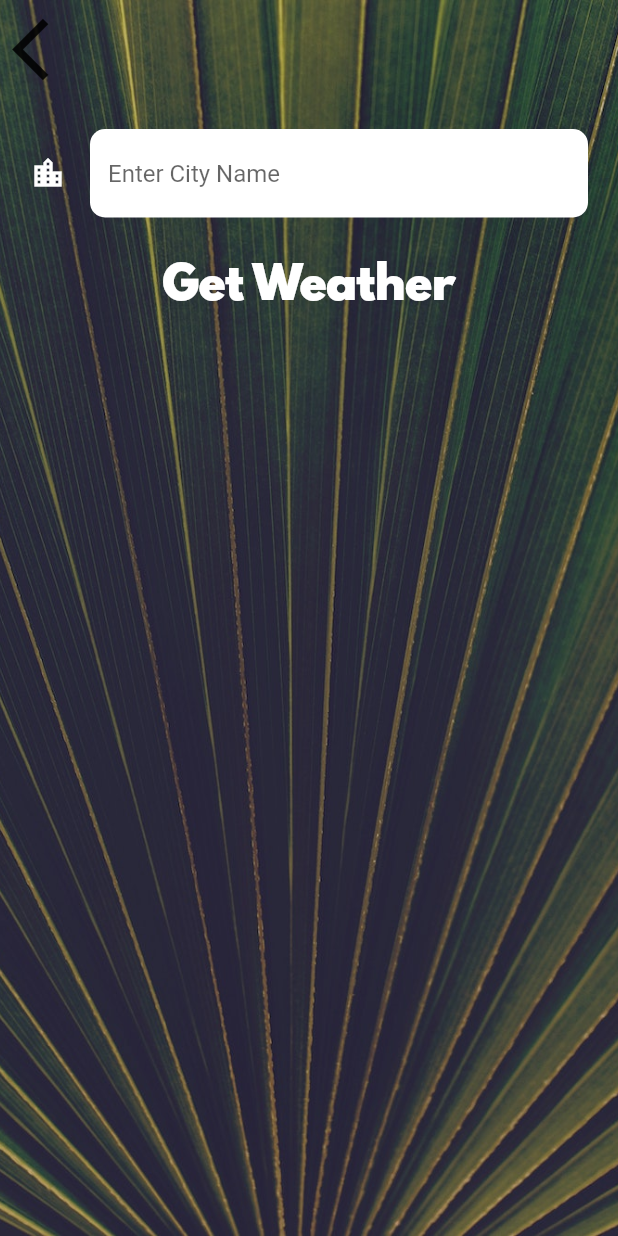
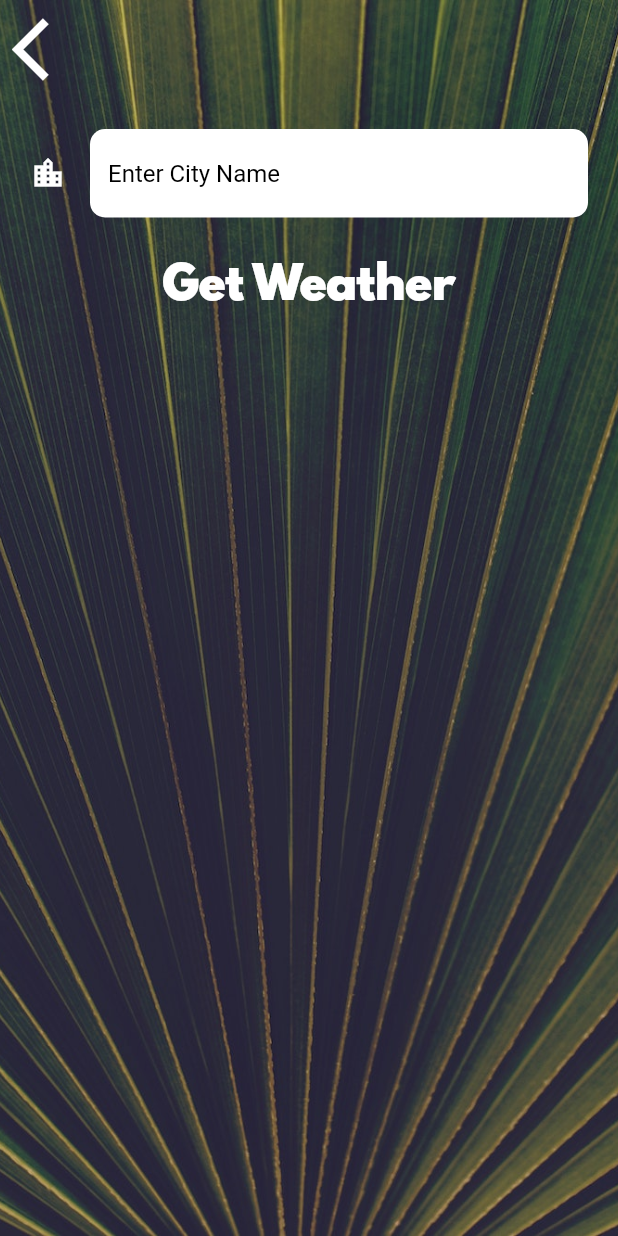
Before and after one commit to a-tiny-developer/weather_app_flutter, a Flutter app: the screen it shows after launch, after a tap on the "location city" icon, on a phone screen of 412 x 824 dp. Run offline on Flutter 3.47's test engine with Material 2 defaults, Android fonts, the phone set to English and light mode, and no system bars; our stand-ins replace flutter_spinkit, geolocator; network calls fail.

Commit message:
update theme and fix names

```diff
--- a/lib/app.dart
+++ b/lib/app.dart
@@ -12,8 +12,7 @@ class WeatherApp extends StatelessWidget {
       debugShowCheckedModeBanner: false,
       initialRoute: AppRoutes.locationScreen,
       routes: AppRoutes.getAppRoutes,
-      theme: AppTheme.lighTheme,
-      darkTheme: AppTheme.darkTheme,
+      theme: AppTheme.darkTheme,
     );
   }
 }
--- a/lib/screens/location_screen.dart
+++ b/lib/screens/location_screen.dart
@@ -71,7 +71,7 @@ class _LocationScreenState extends State<LocationScreen> {
               ),
               Expanded(
                 child: StreamBuilder<CurrentWeather?>(
-                  stream: Location.currentWeatherSream,
+                  stream: Location.currentWeatherStream,
                   builder: (context, snapshot) {
                     if (snapshot.connectionState == ConnectionState.waiting ||
                         snapshot.error is StreamBuilderProgress) {
--- a/lib/services/location.dart
+++ b/lib/services/location.dart
@@ -10,7 +10,7 @@ class Location {
 
   static final currentWeatherController =
       StreamController<CurrentWeather?>.broadcast();
-  static final currentWeatherSgream = currentWeatherController.stream;
+  static final currentWeatherStream = currentWeatherController.stream;
 
   static Future<Position> _getCurrentPosition() async {
     final Position position = await Geolocator.getCurrentPosition(
--- a/lib/theme/app_theme.dart
+++ b/lib/theme/app_theme.dart
@@ -16,15 +16,15 @@ class AppTheme {
   static const buttonTextStyle = TextStyle(
     fontSize: 30.0,
     fontFamily: 'Spartan MB',
-    color: Colors.white,
   );
 
   static final ThemeData lighTheme = ThemeData.light().copyWith(
     primaryColor: primary,
     inputDecorationTheme: const InputDecorationTheme(
       filled: true,
-      fillColor: Colors.white,
-      iconColor: Colors.white,
+      fillColor: Colors.black,
+      iconColor: Colors.black,
+      hintStyle: TextStyle(color: Colors.white),
       border: OutlineInputBorder(
         borderRadius: BorderRadius.all(
           Radius.circular(10),
@@ -39,6 +39,18 @@ class AppTheme {
 
   static final ThemeData darkTheme = ThemeData.dark().copyWith(
     primaryColor: primary,
+    inputDecorationTheme: const InputDecorationTheme(
+      filled: true,
+      fillColor: Colors.white,
+      iconColor: Colors.white,
+      hintStyle: TextStyle(color: Colors.black),
+      border: OutlineInputBorder(
+        borderRadius: BorderRadius.all(
+          Radius.circular(10),
+        ),
+        borderSide: BorderSide.none,
+      ),
+    ),
     // textTheme: darkTextTheme,
   );
 
```
